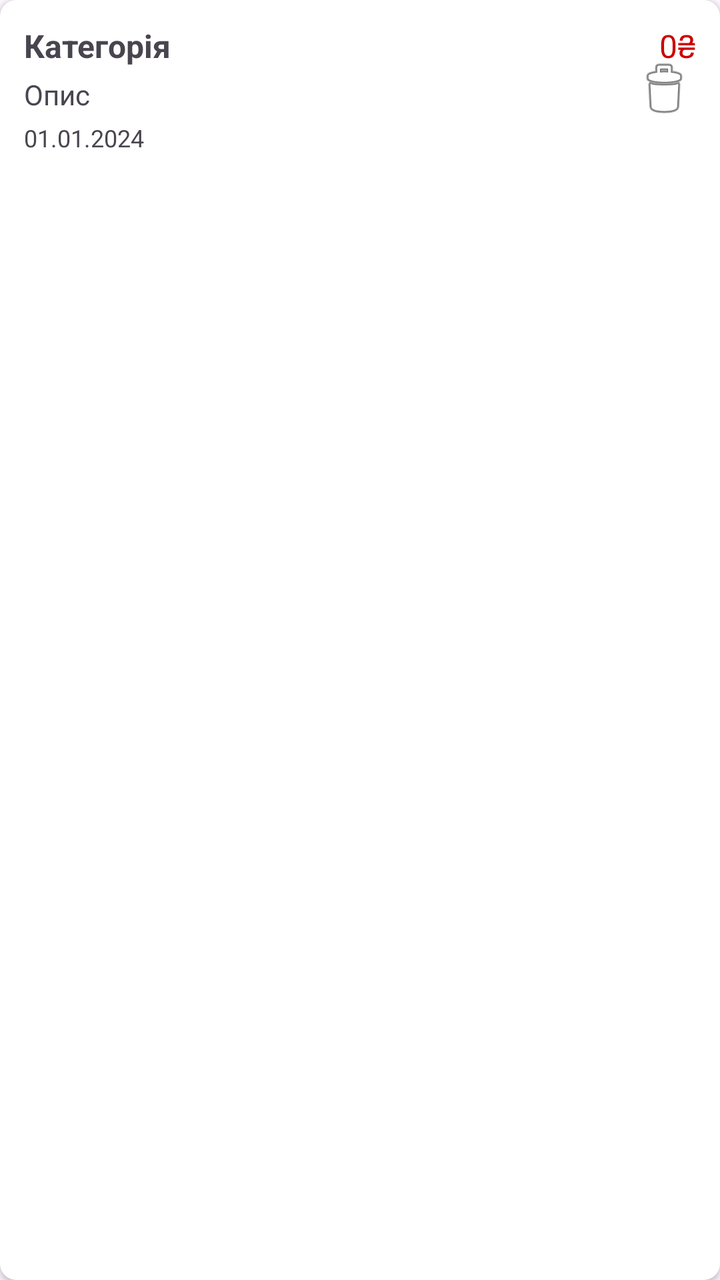
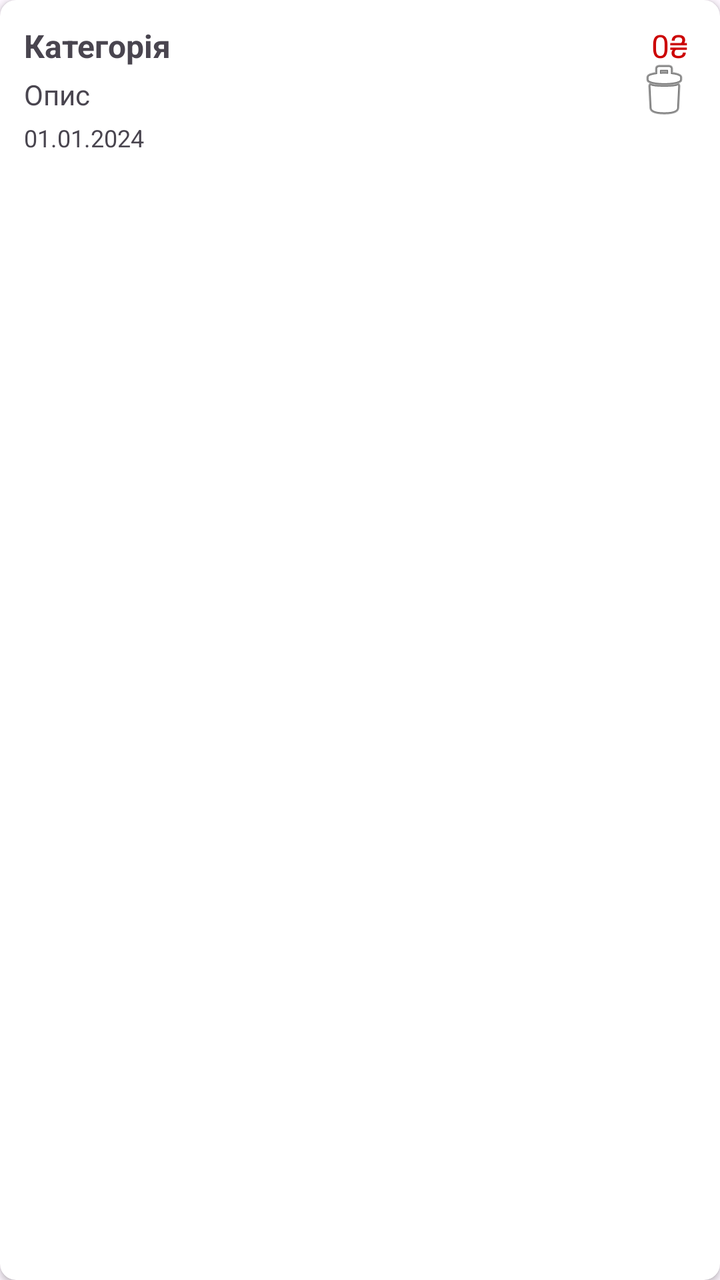

Compare the two renders of this Android layout. The source of the first and the diff that turns it into the second are given below.
<!-- AndroidManifest.xml: application theme Theme.TrackerCosts -->
<!-- res/layout/tracker_tem_expense.xml -->
<?xml version="1.0" encoding="utf-8"?>
<androidx.cardview.widget.CardView
    xmlns:android="http://schemas.android.com/apk/res/android"
    xmlns:app="http://schemas.android.com/apk/res-auto"
    android:layout_width="match_parent"
    android:layout_height="wrap_content"
    android:layout_margin="4dp"
    app:cardCornerRadius="8dp"
    app:cardElevation="2dp">

    <androidx.constraintlayout.widget.ConstraintLayout
        android:layout_width="match_parent"
        android:layout_height="wrap_content"
        android:padding="12dp">

        <TextView
            android:id="@+id/tv_category"
            android:layout_width="wrap_content"
            android:layout_height="wrap_content"
            android:text="Категорія"
            android:textStyle="bold"
            android:textSize="16sp"
            app:layout_constraintTop_toTopOf="parent"
            app:layout_constraintStart_toStartOf="parent" />

        <TextView
            android:id="@+id/tv_amount"
            android:layout_width="wrap_content"
            android:layout_height="wrap_content"
            android:text="0₴"
            android:textSize="16sp"
            android:textColor="@android:color/holo_red_dark"
            app:layout_constraintTop_toTopOf="parent"
            app:layout_constraintEnd_toEndOf="parent" />

        <TextView
            android:id="@+id/tv_description"
            android:layout_width="0dp"
            android:layout_height="wrap_content"
            android:text="Опис"
            android:textSize="14sp"
            android:layout_marginTop="4dp"
            app:layout_constraintTop_toBottomOf="@id/tv_category"
            app:layout_constraintStart_toStartOf="parent"
            app:layout_constraintEnd_toStartOf="@id/btn_delete" />

        <TextView
            android:id="@+id/tv_date"
            android:layout_width="wrap_content"
            android:layout_height="wrap_content"
            android:text="01.01.2024"
            android:textSize="12sp"
            android:layout_marginTop="4dp"
            app:layout_constraintTop_toBottomOf="@id/tv_description"
            app:layout_constraintStart_toStartOf="parent" />

        <ImageButton
            android:id="@+id/btn_delete"
            android:layout_width="wrap_content"
            android:layout_height="wrap_content"
            android:src="@android:drawable/ic_menu_delete"
            android:background="?attr/selectableItemBackgroundBorderless"
            app:layout_constraintTop_toTopOf="parent"
            app:layout_constraintBottom_toBottomOf="parent"
            app:layout_constraintEnd_toEndOf="parent" />

    </androidx.constraintlayout.widget.ConstraintLayout>

</androidx.cardview.widget.CardView>
<!-- resources referenced by this layout -->
<resources>
  <style name="Theme.TrackerCosts" parent="Base.Theme.TrackerCosts" />
  <style name="Base.Theme.TrackerCosts" parent="Theme.Material3.DayNight.NoActionBar">
          
          
      </style>
</resources>

<!-- the commit's change to res/layout/tracker_tem_expense.xml (unified diff, before → after) -->
@@ -27,22 +27,24 @@
             android:id="@+id/tv_amount"
             android:layout_width="wrap_content"
             android:layout_height="wrap_content"
+            android:layout_marginEnd="4dp"
             android:text="0₴"
+            android:textColor="@android:color/holo_red_dark"
             android:textSize="16sp"
-            android:textColor="@android:color/holo_red_dark"
-            app:layout_constraintTop_toTopOf="parent"
-            app:layout_constraintEnd_toEndOf="parent" />
+            app:layout_constraintEnd_toEndOf="parent"
+            app:layout_constraintTop_toTopOf="parent" />
 
         <TextView
             android:id="@+id/tv_description"
             android:layout_width="0dp"
             android:layout_height="wrap_content"
+            android:layout_marginTop="4dp"
             android:text="Опис"
             android:textSize="14sp"
-            android:layout_marginTop="4dp"
-            app:layout_constraintTop_toBottomOf="@id/tv_category"
+            app:layout_constraintEnd_toStartOf="@id/btn_delete"
+            app:layout_constraintHorizontal_bias="0.0"
             app:layout_constraintStart_toStartOf="parent"
-            app:layout_constraintEnd_toStartOf="@id/btn_delete" />
+            app:layout_constraintTop_toBottomOf="@id/tv_category" />
 
         <TextView
             android:id="@+id/tv_date"
@@ -58,11 +60,12 @@
             android:id="@+id/btn_delete"
             android:layout_width="wrap_content"
             android:layout_height="wrap_content"
+            android:background="?attr/selectableItemBackgroundBorderless"
             android:src="@android:drawable/ic_menu_delete"
-            android:background="?attr/selectableItemBackgroundBorderless"
+            app:layout_constraintBottom_toBottomOf="parent"
+            app:layout_constraintEnd_toEndOf="parent"
             app:layout_constraintTop_toTopOf="parent"
-            app:layout_constraintBottom_toBottomOf="parent"
-            app:layout_constraintEnd_toEndOf="parent" />
+            app:layout_constraintVertical_bias="0.529" />
 
     </androidx.constraintlayout.widget.ConstraintLayout>
 
